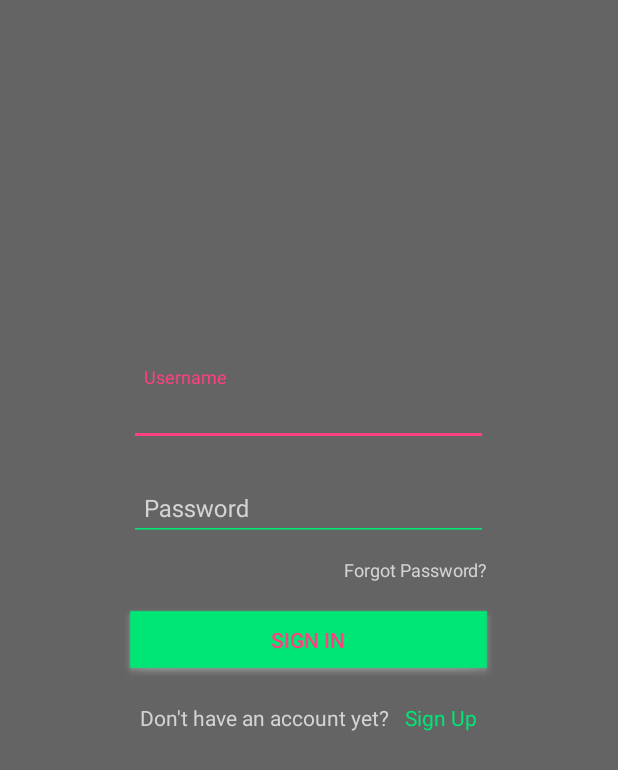
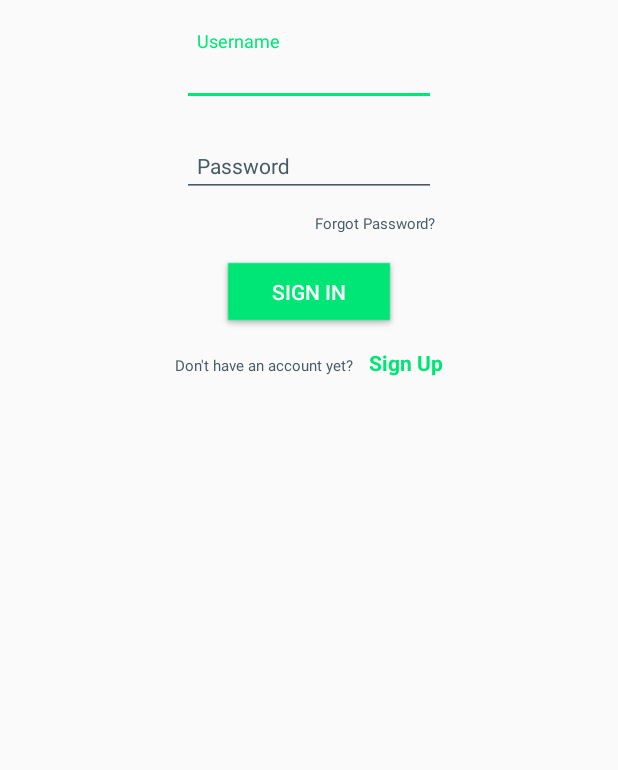
Before and after one commit to krysseltillada/Spotter-Repo, an Android app: the layout sign_in_fragment.xml on its own in the app's theme, with its tools: preview values and no code run, on a phone screen of 412 x 824 dp. Shown: the top 770 px of the screen. Run offline under Robolectric (Android 15) with nearby library versions, the light colour scheme and no system bars.

Commit message:
Commit b4 Pull Request

```diff
--- a/Spotter/app/src/main/AndroidManifest.xml
+++ b/Spotter/app/src/main/AndroidManifest.xml
@@ -26,7 +26,7 @@
 
         <activity
             android:name=".LoginActivity"
-            android:theme="@style/AppTheme.NoActionBar">
+            android:theme="@style/NoActionBar">
 
             <intent-filter>
 
--- a/Spotter/app/src/main/res/anim/slide_in_right.xml
+++ b/Spotter/app/src/main/res/anim/slide_in_right.xml
@@ -5,7 +5,7 @@
     <translate
         android:duration="500"
         android:fillAfter="true"
-        android:fromXDelta="-50%p"
+        android:fromXDelta="100%p"
         android:toXDelta="0%p"/>
 
 </set>
--- a/Spotter/app/src/main/res/layout/sign_in_fragment.xml
+++ b/Spotter/app/src/main/res/layout/sign_in_fragment.xml
@@ -1,44 +1,38 @@
 <?xml version="1.0" encoding="utf-8"?>
 <RelativeLayout xmlns:android="http://schemas.android.com/apk/res/android"
     android:layout_width="match_parent"
-    android:layout_height="match_parent"
-    xmlns:app="http://schemas.android.com/apk/res-auto"
-    android:background="@drawable/alpha_transparent_bg">
+    android:layout_height="wrap_content" >
 
     <android.support.design.widget.TextInputLayout
         android:id="@+id/login_username_wrapper"
-        android:layout_width="250dp"
+        android:layout_width="180dp"
         android:layout_height="wrap_content"
         android:layout_centerHorizontal="true"
-        android:layout_marginTop="230dp"
+        android:layout_marginTop="15dp"
         android:padding="5dp"
-        android:textColorHint="@color/gray"
-        app:backgroundTint="@color/colorAccent">
-
+        android:theme="@style/TextInputLayoutTheme" >
         <EditText
             android:id="@+id/login_username"
             android:layout_width="match_parent"
             android:layout_height="wrap_content"
             android:hint="@string/login_username"
-            android:textSize="16sp"
+            android:textSize="14sp"
             android:padding="10dp"
             android:imeOptions="actionNext"
             android:singleLine="true"
             android:digits="qwertyuiopasdfghjklzxcvbnmQWERTYUIOPASDFGHJKLZXCVBNM 123567890_@."
-            android:textColor="@color/colorAccent"
-            app:backgroundTint="@color/colorPrimary"/>
+            android:textColor="@color/white" />
 
     </android.support.design.widget.TextInputLayout>
 
     <android.support.design.widget.TextInputLayout
         android:id="@+id/login_password_wrapper"
-        android:layout_width="250dp"
+        android:layout_width="180dp"
         android:layout_height="wrap_content"
         android:layout_centerInParent="true"
         android:layout_below="@id/login_username_wrapper"
         android:padding="5dp"
-        android:textColorHint="@color/gray"
-        app:backgroundTint="@color/colorAccent">
+        android:theme="@style/TextInputLayoutTheme" >
 
         <EditText
             android:id="@+id/login_password"
@@ -47,12 +41,11 @@
             android:inputType="textPassword"
             android:hint="@string/login_password"
             android:padding="10dp"
-            android:textSize="16sp"
+            android:textSize="14sp"
             android:singleLine="true"
             android:imeOptions="actionGo"
             android:digits="qwertyuiopasdfghjklzxcvbnmQWERTYUIOPASDFGHJKLZXCVBNM 123567890_"
-            android:textColor="@color/colorAccent"
-            app:backgroundTint = "@color/colorPrimary"/>
+            android:textColor="@color/white" />
 
     </android.support.design.widget.TextInputLayout>
 
@@ -65,19 +58,19 @@
         android:padding="5dp"
         android:clickable="true"
         android:text="@string/forgot_password"
-        android:textSize="12sp"
+        android:textSize="10sp"
         android:textColor="@color/gray"/>
 
     <Button
         android:id="@+id/sign_in"
-        android:layout_width="250dp"
+        android:layout_width="120dp"
         android:layout_height="50dp"
         android:layout_below="@id/forgot_pass"
         android:layout_centerHorizontal="true"
         android:layout_marginTop="10dp"
         android:background="@drawable/button_bg"
         android:text="@string/sign_in"
-        android:textColor="@color/colorAccent"
+        android:textColor="@color/white"
         android:onClick="clickListener"/>
 
     <LinearLayout
@@ -85,8 +78,8 @@
         android:layout_height="wrap_content"
         android:layout_centerHorizontal="true"
         android:layout_below="@id/sign_in"
-        android:orientation="horizontal"
-        android:padding="10dp" >
+        android:padding="5dp"
+        android:orientation="horizontal">
 
         <TextView
             android:layout_width="0dp"
@@ -94,6 +87,7 @@
             android:layout_weight="1"
             android:padding="5dp"
             android:text="@string/sign_up_lbl"
+            android:textSize="10sp"
             android:textColor="@color/gray"/>
 
         <TextView
@@ -104,6 +98,8 @@
             android:clickable="true"
             android:onClick="clickListener"
             android:text="@string/sign_up"
+            android:textSize="14sp"
+            android:textStyle="bold"
             android:textColor="@color/colorPrimary"/>
 
     </LinearLayout>
--- a/Spotter/app/src/main/res/values/colors.xml
+++ b/Spotter/app/src/main/res/values/colors.xml
@@ -6,5 +6,5 @@
     <color name="colorAccent">#FF4081</color>
     <color name="white">#ffffff</color>
     <color name="blackTransparent">#73000000</color>
-	<color name="gray">#D3D3D3</color>
+	<color name="gray">#455A64</color>
 </resources>
--- a/Spotter/app/src/main/res/values/styles.xml
+++ b/Spotter/app/src/main/res/values/styles.xml
@@ -25,7 +25,11 @@
         <item name="queryHint">@string/search_hint</item>
     </style>
 
-    <style name="AppTheme.NoActionBar">
+    <style name="NoActionBar" parent="Theme.AppCompat.Light.NoActionBar">
+
+    </style>
+
+    <style name="AppTheme.NoActionBar" >
         <item name="windowActionBar">false</item>
         <item name="windowNoTitle">true</item>
     </style>
@@ -34,4 +38,11 @@
 
     <style name="AppTheme.PopupOverlay" parent="ThemeOverlay.AppCompat.Light" />
 
+    <style name="TextInputLayoutTheme" parent="Widget.Design.TextInputLayout">
+        <item name="android:textColorHint">@color/gray</item>
+        <item name="colorControlNormal">@color/gray</item>
+        <item name="colorControlActivated">@color/colorPrimary</item>
+        <item name="colorControlHighlight">@color/colorPrimary</item>
+    </style>
+
 </resources>
```
Also changed, not shown: Spotter/app/src/main/java/com/lmos/spotter/LoginActivity.java (+1 -9 lines), Spotter/app/src/main/res/anim/fade_in.xml (added, +11 -0 lines), Spotter/app/src/main/res/anim/fade_out.xml (added, +11 -0 lines), Spotter/app/src/main/res/layout/activity_login.xml (+26 -6 lines), Spotter/app/src/main/res/layout/sign_up_fragment.xml (+10 -26 lines).
